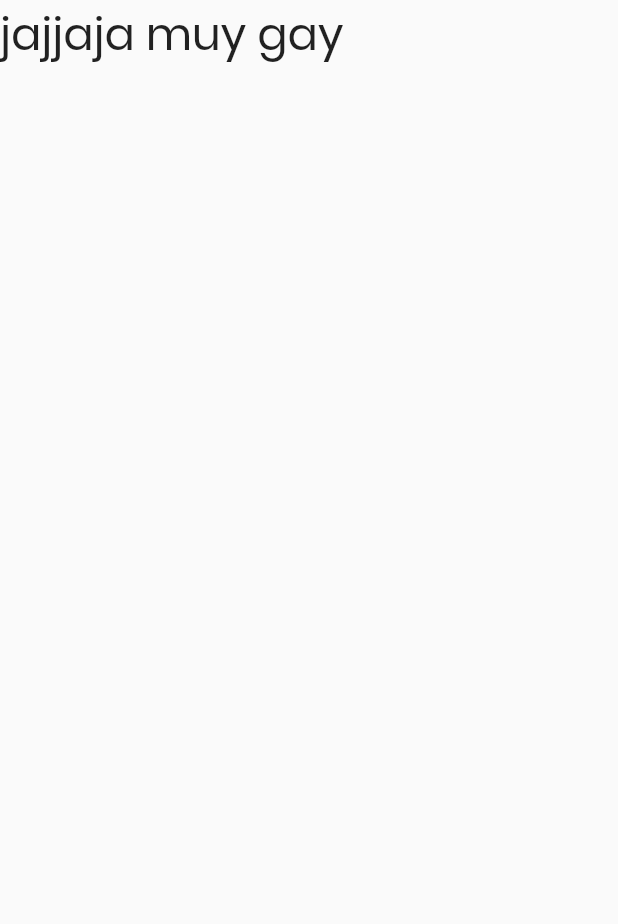
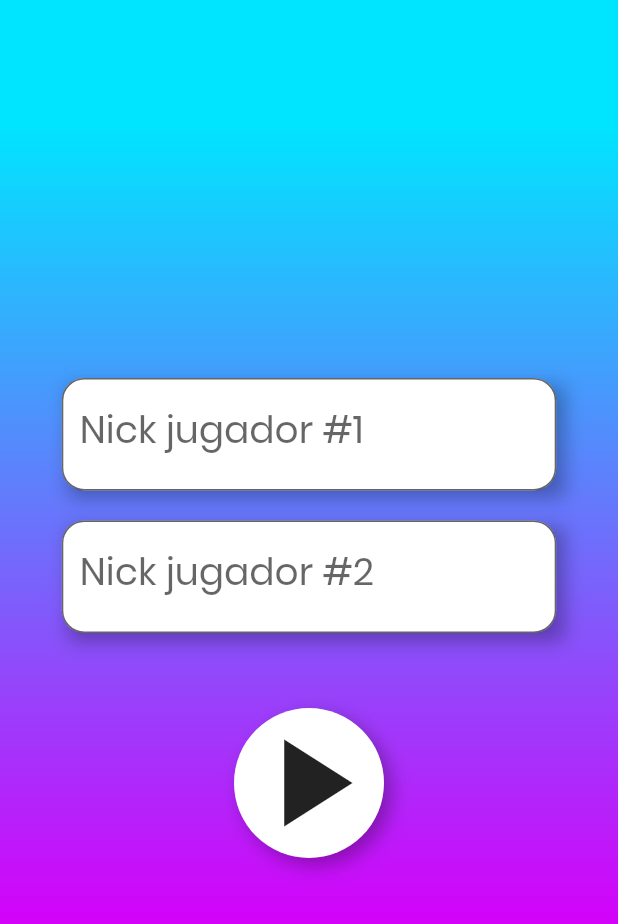
Before and after one commit to jcavila44/tictactoe, a Flutter app: the screen it shows after launch, on a phone screen of 412 x 824 dp. Shown: the top 924 px of the screen. Run offline on Flutter 3.47's test engine with Material 2 defaults, Android fonts, the phone set to English and light mode, and no system bars; our stand-ins replace bloc.

Commit message:
Add form user
Add form user

```diff
--- /dev/null
+++ b/lib/components/InputsPlayer.dart
@@ -0,0 +1,43 @@
+import 'package:flutter/cupertino.dart';
+import 'package:flutter/material.dart';
+
+// class _InputPlayerState extends State<InputPlayer> {
+class InputPlayer extends StatelessWidget {
+  final String placeholder;
+  final double placeholderSize;
+
+  const InputPlayer(
+      {@required this.placeholder, @required this.placeholderSize});
+
+  @override
+  Widget build(BuildContext context) {
+    return Container(
+      width: MediaQuery.of(context).size.width * 0.8,
+      decoration: BoxDecoration(
+        shape: BoxShape.rectangle,
+        boxShadow: [
+          BoxShadow(
+              color: Colors.black26.withOpacity(0.3),
+              blurRadius: 10,
+              offset: Offset(5, 5))
+        ],
+      ),
+      child: TextFormField(
+        style: TextStyle(
+          fontSize: placeholderSize,
+          color: Colors.black,
+        ),
+        keyboardType: TextInputType.text,
+        decoration: InputDecoration(
+          fillColor: Colors.white,
+          filled: true,
+          floatingLabelBehavior: FloatingLabelBehavior.never,
+          border: OutlineInputBorder(
+            borderRadius: BorderRadius.circular(15),
+          ),
+          labelText: placeholder,
+        ),
+      ),
+    );
+  }
+}
--- /dev/null
+++ b/lib/components/home_play_button.dart
@@ -0,0 +1,37 @@
+import 'package:flutter/foundation.dart';
+import 'package:flutter/material.dart';
+
+class PlayButton extends StatefulWidget {
+  final VoidCallback onTap;
+  PlayButton({@required this.onTap});
+  @override
+  _PlayButtonState createState() => _PlayButtonState();
+}
+
+class _PlayButtonState extends State<PlayButton> {
+  @override
+  Widget build(BuildContext context) {
+    return GestureDetector(
+      onTap: widget.onTap,
+      child: Container(
+        alignment: Alignment.center,
+        width: 100,
+        height: 100,
+        decoration: BoxDecoration(
+          color: Colors.white,
+          shape: BoxShape.circle,
+          boxShadow: [
+            BoxShadow(
+                color: Colors.black26.withOpacity(0.3),
+                blurRadius: 10,
+                offset: Offset(5, 5))
+          ],
+        ),
+        child: Icon(
+          Icons.play_arrow,
+          size: 100,
+        ),
+      ),
+    );
+  }
+}
--- a/lib/view/form_view.dart
+++ b/lib/view/form_view.dart
@@ -1,4 +1,8 @@
+import 'package:flutter/cupertino.dart';
 import 'package:flutter/material.dart';
+import 'package:tictactoe/components/InputsPlayer.dart';
+import 'package:tictactoe/components/home_play_button.dart';
+import 'package:tictactoe/theme/theme.dart';
 // import 'package:tictactoe/view/start_view.dart';
 
 class FormView extends StatefulWidget {
@@ -7,31 +11,59 @@ class FormView extends StatefulWidget {
 }
 
 class _FormViewState extends State<FormView> {
-  // @override
-  // void initState() {
-  //   Future.delayed(
-  //     Duration(milliseconds: 1500),
-  //     () => Navigator.push(
-  //       context,
-  //       MaterialPageRoute(
-  //         builder: (context) => StartPage(),
-  //       ),
-  //     ),
-  //   );
-  //   super.initState();
-  // }
+  final _formKey = GlobalKey<FormState>();
+  FocusNode focusNode;
 
   @override
   Widget build(BuildContext context) {
     return Scaffold(
       body: SafeArea(
-        child: Column(
-          children: <Widget>[
-            Text(
-              'jajjaja muy gay',
-              style: TextStyle(fontSize: 30),
+        child: SafeArea(
+          child: Scaffold(
+            body: Container(
+              width: MediaQuery.of(context).size.width,
+              decoration: BoxDecoration(
+                gradient: LinearGradient(
+                  begin: Alignment.topCenter,
+                  end: Alignment.bottomCenter,
+                  stops: [0.1, 0.75],
+                  colors: [
+                    MyTheme.blue,
+                    MyTheme.violet,
+                  ],
+                ),
+              ),
+              child: Column(
+                mainAxisAlignment: MainAxisAlignment.center,
+                crossAxisAlignment: CrossAxisAlignment.center,
+                children: <Widget>[
+                  Form(
+                    key: _formKey,
+                    child: Column(
+                      crossAxisAlignment: CrossAxisAlignment.center,
+                      children: <Widget>[
+                        InputPlayer(
+                          placeholder: 'Nick jugador #1',
+                          placeholderSize: 25,
+                        ),
+                        SizedBox(height: 20),
+                        InputPlayer(
+                          placeholder: 'Nick jugador #2',
+                          placeholderSize: 25,
+                        ),
+                        SizedBox(height: 50),
+                        PlayButton(
+                          onTap: () {
+                            print('nitido');
+                          },
+                        ),
+                      ],
+                    ),
+                  ),
+                ],
+              ),
             ),
-          ],
+          ),
         ),
       ),
     );
```
